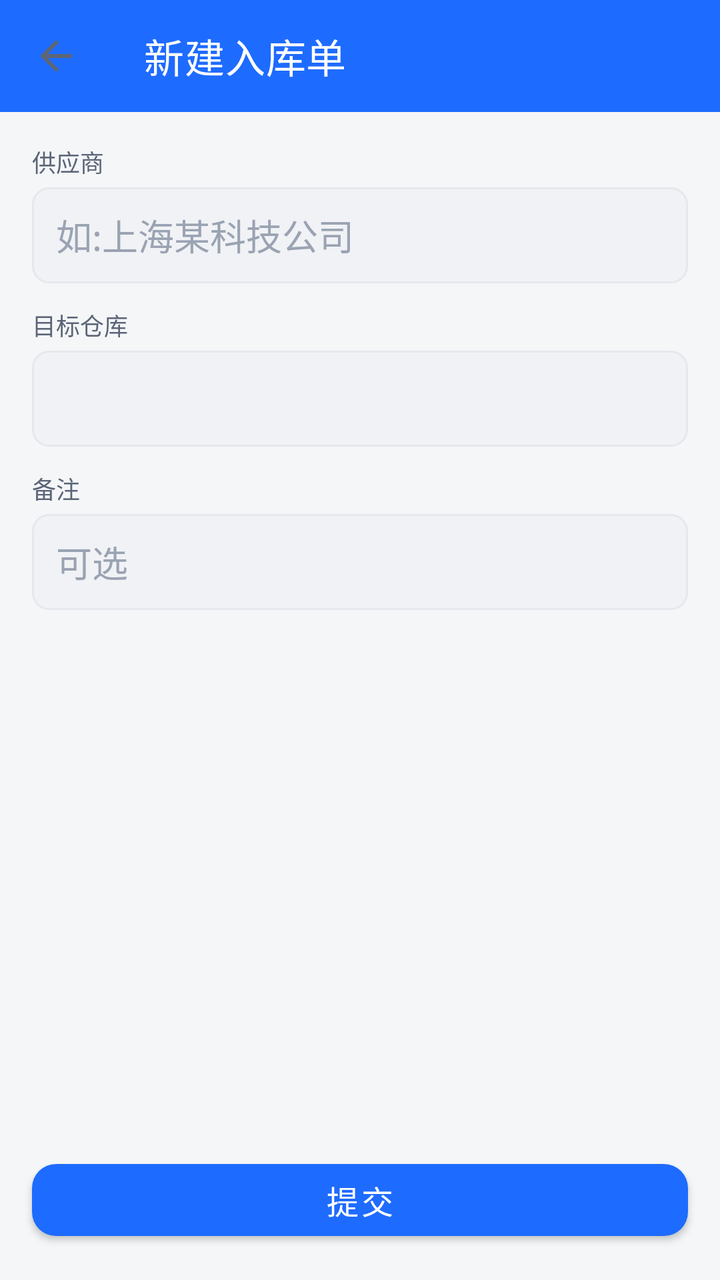
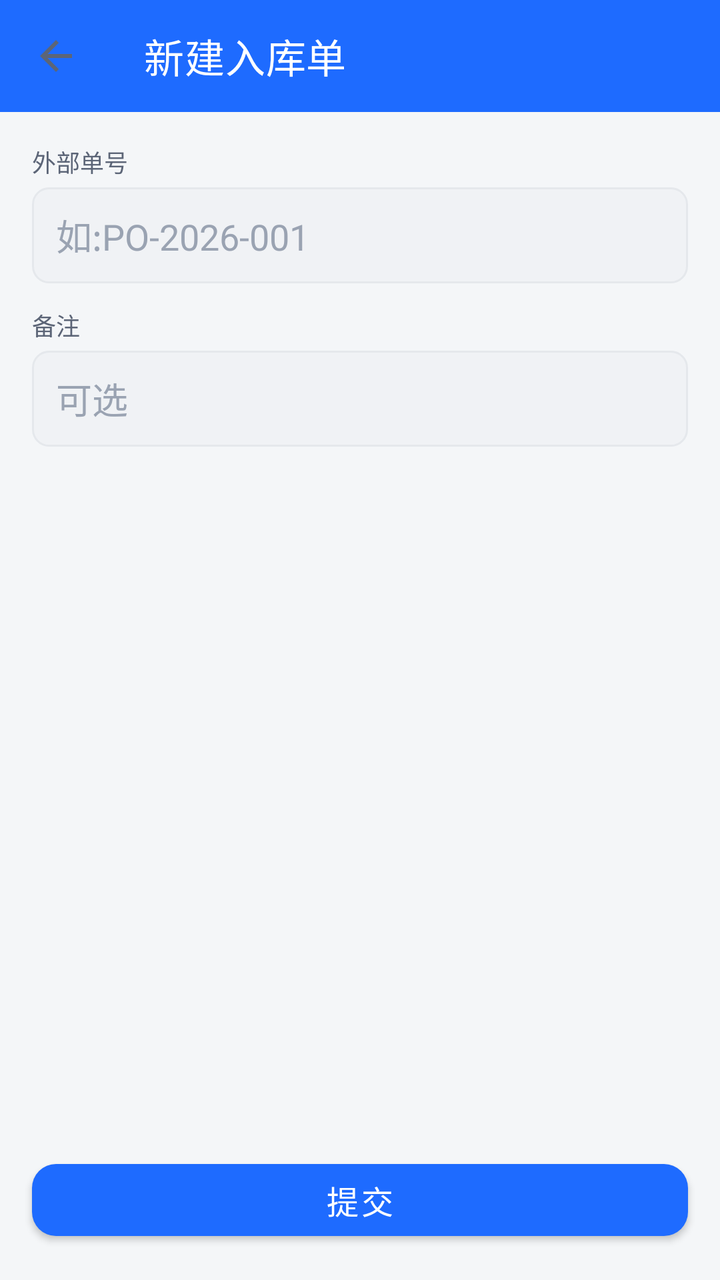

An Android layout rendered at two revisions. The XML below is the earlier revision; the diff shows what the commit changed to produce the second picture.
<!-- AndroidManifest.xml: application theme Theme.SimpleWmsPda -->
<!-- res/layout/activity_inbound_new.xml -->
<?xml version="1.0" encoding="utf-8"?>
<LinearLayout xmlns:android="http://schemas.android.com/apk/res/android"
    xmlns:app="http://schemas.android.com/apk/res-auto"
    android:layout_width="match_parent"
    android:layout_height="match_parent"
    android:orientation="vertical"
    android:background="@color/bg_page">

    <com.google.android.material.appbar.MaterialToolbar
        android:id="@+id/toolbar"
        android:layout_width="match_parent"
        android:layout_height="?attr/actionBarSize"
        android:background="@color/primary"
        app:title="@string/inbound_new_title"
        app:titleTextColor="@color/on_primary"
        app:navigationIcon="?attr/homeAsUpIndicator" />

    <ScrollView
        android:layout_width="match_parent"
        android:layout_height="0dp"
        android:layout_weight="1">

        <LinearLayout
            android:layout_width="match_parent"
            android:layout_height="wrap_content"
            android:orientation="vertical"
            android:padding="@dimen/space_lg">

            <TextView
                android:layout_width="wrap_content"
                android:layout_height="wrap_content"
                android:text="@string/inbound_supplier"
                style="@style/Text.Caption" />
            <EditText
                android:id="@+id/et_supplier"
                android:layout_width="match_parent"
                android:layout_height="@dimen/touch_min"
                android:layout_marginTop="@dimen/space_xs"
                android:background="@drawable/bg_input"
                android:paddingStart="@dimen/space_md"
                android:paddingEnd="@dimen/space_md"
                android:hint="如:上海某科技公司"
                android:textColor="@color/text_primary"
                android:textColorHint="@color/text_hint"
                android:inputType="text" />

            <TextView
                android:layout_width="wrap_content"
                android:layout_height="wrap_content"
                android:text="@string/inbound_warehouse"
                style="@style/Text.Caption"
                android:layout_marginTop="@dimen/space_md" />
            <Spinner
                android:id="@+id/sp_warehouse"
                android:layout_width="match_parent"
                android:layout_height="@dimen/touch_min"
                android:layout_marginTop="@dimen/space_xs"
                android:background="@drawable/bg_input"
                android:paddingStart="@dimen/space_md"
                android:paddingEnd="@dimen/space_md" />

            <TextView
                android:layout_width="wrap_content"
                android:layout_height="wrap_content"
                android:text="@string/inbound_remark"
                style="@style/Text.Caption"
                android:layout_marginTop="@dimen/space_md" />
            <EditText
                android:id="@+id/et_remark"
                android:layout_width="match_parent"
                android:layout_height="@dimen/touch_min"
                android:layout_marginTop="@dimen/space_xs"
                android:background="@drawable/bg_input"
                android:paddingStart="@dimen/space_md"
                android:paddingEnd="@dimen/space_md"
                android:hint="可选"
                android:textColor="@color/text_primary"
                android:textColorHint="@color/text_hint"
                android:inputType="text" />
        </LinearLayout>
    </ScrollView>

    <com.google.android.material.button.MaterialButton
        android:id="@+id/btn_submit"
        android:layout_width="match_parent"
        android:layout_height="wrap_content"
        android:layout_margin="@dimen/space_lg"
        android:text="@string/action_submit" />
</LinearLayout>
<!-- resources referenced by this layout -->
<resources>
  <color name="bg_page">#F4F6F8</color>
  <color name="on_primary">#FFFFFF</color>
  <color name="primary">#1E6BFF</color>
  <color name="text_hint">#9AA3B2</color>
  <color name="text_primary">#1A2233</color>
  <dimen name="space_lg">16dp</dimen>
  <dimen name="space_md">12dp</dimen>
  <dimen name="space_xs">4dp</dimen>
  <dimen name="touch_min">48dp</dimen>
  <!-- drawable bg_input (drawable) -->
  <?xml version="1.0" encoding="utf-8"?>
  <shape xmlns:android="http://schemas.android.com/apk/res/android" android:shape="rectangle">
      <solid android:color="@color/bg_subtle" />
      <corners android:radius="8dp" />
      <stroke android:width="1dp" android:color="@color/divider" />
  </shape>
  <string name="action_submit">提交</string>
  <string name="inbound_new_title">新建入库单</string>
  <string name="inbound_remark">备注</string>
  <string name="inbound_supplier">供应商</string>
  <string name="inbound_warehouse">目标仓库</string>
  <style name="Text.Caption">
          <item name="android:textSize">@dimen/text_caption</item>
          <item name="android:textColor">@color/text_secondary</item>
      </style>
  <style name="Theme.SimpleWmsPda" parent="Theme.SimpleWMS" />
  <color name="bg_subtle">#F0F2F5</color>
  <color name="divider">#E5E8EC</color>
  <dimen name="text_caption">12sp</dimen>
  <color name="text_secondary">#5C6577</color>
  <style name="Theme.SimpleWMS" parent="Theme.MaterialComponents.Light.NoActionBar">
          <item name="colorPrimary">@color/primary</item>
          <item name="colorPrimaryDark">@color/primary_dark</item>
          <item name="colorAccent">@color/accent</item>
          <item name="android:windowBackground">@color/bg_page</item>
          <item name="android:statusBarColor">@color/primary_dark</item>
          <item name="android:navigationBarColor">@color/bg_card</item>
          <item name="android:textColorPrimary">@color/text_primary</item>
          <item name="android:textColorSecondary">@color/text_secondary</item>
          <item name="materialButtonStyle">@style/Widget.SimpleWMS.Button</item>
      </style>
  <color name="primary_dark">#0E4CCB</color>
  <color name="accent">#00B894</color>
  <color name="bg_card">#FFFFFF</color>
  <style name="Widget.SimpleWMS.Button" parent="Widget.MaterialComponents.Button">
          <item name="cornerRadius">@dimen/card_corner</item>
          <item name="android:minHeight">@dimen/touch_min</item>
          <item name="android:textSize">@dimen/text_subtitle</item>
      </style>
  <dimen name="card_corner">12dp</dimen>
  <dimen name="text_subtitle">16sp</dimen>
</resources>

<!-- the commit's change to res/layout/activity_inbound_new.xml (unified diff, before → after) -->
@@ -29,35 +29,20 @@
             <TextView
                 android:layout_width="wrap_content"
                 android:layout_height="wrap_content"
-                android:text="@string/inbound_supplier"
+                android:text="@string/inbound_external_no"
                 style="@style/Text.Caption" />
             <EditText
-                android:id="@+id/et_supplier"
+                android:id="@+id/et_external_no"
                 android:layout_width="match_parent"
                 android:layout_height="@dimen/touch_min"
                 android:layout_marginTop="@dimen/space_xs"
                 android:background="@drawable/bg_input"
                 android:paddingStart="@dimen/space_md"
                 android:paddingEnd="@dimen/space_md"
-                android:hint="如:上海某科技公司"
+                android:hint="如:PO-2026-001"
                 android:textColor="@color/text_primary"
                 android:textColorHint="@color/text_hint"
                 android:inputType="text" />
-
-            <TextView
-                android:layout_width="wrap_content"
-                android:layout_height="wrap_content"
-                android:text="@string/inbound_warehouse"
-                style="@style/Text.Caption"
-                android:layout_marginTop="@dimen/space_md" />
-            <Spinner
-                android:id="@+id/sp_warehouse"
-                android:layout_width="match_parent"
-                android:layout_height="@dimen/touch_min"
-                android:layout_marginTop="@dimen/space_xs"
-                android:background="@drawable/bg_input"
-                android:paddingStart="@dimen/space_md"
-                android:paddingEnd="@dimen/space_md" />
 
             <TextView
                 android:layout_width="wrap_content"
<!-- resource entries referenced after the edit -->
@@ -17,10 +17,9 @@
       <stroke android:width="1dp" android:color="@color/divider" />
   </shape>
   <string name="action_submit">提交</string>
+  <string name="inbound_external_no">外部单号</string>
   <string name="inbound_new_title">新建入库单</string>
   <string name="inbound_remark">备注</string>
-  <string name="inbound_supplier">供应商</string>
-  <string name="inbound_warehouse">目标仓库</string>
   <style name="Text.Caption">
           <item name="android:textSize">@dimen/text_caption</item>
           <item name="android:textColor">@color/text_secondary</item>
